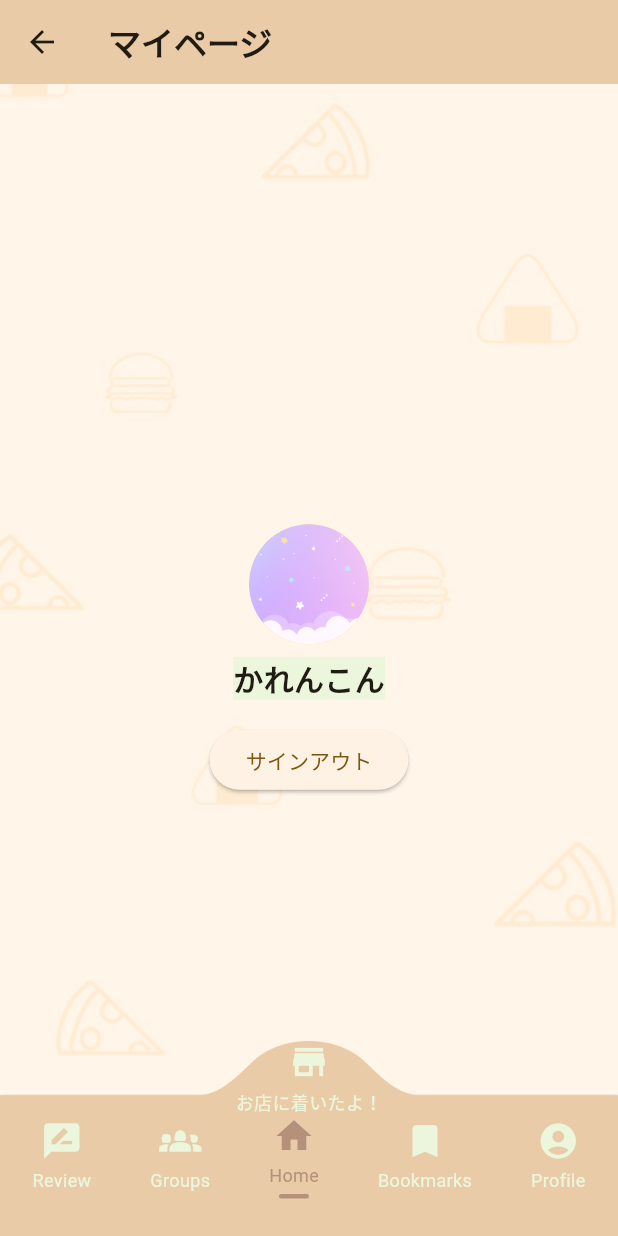
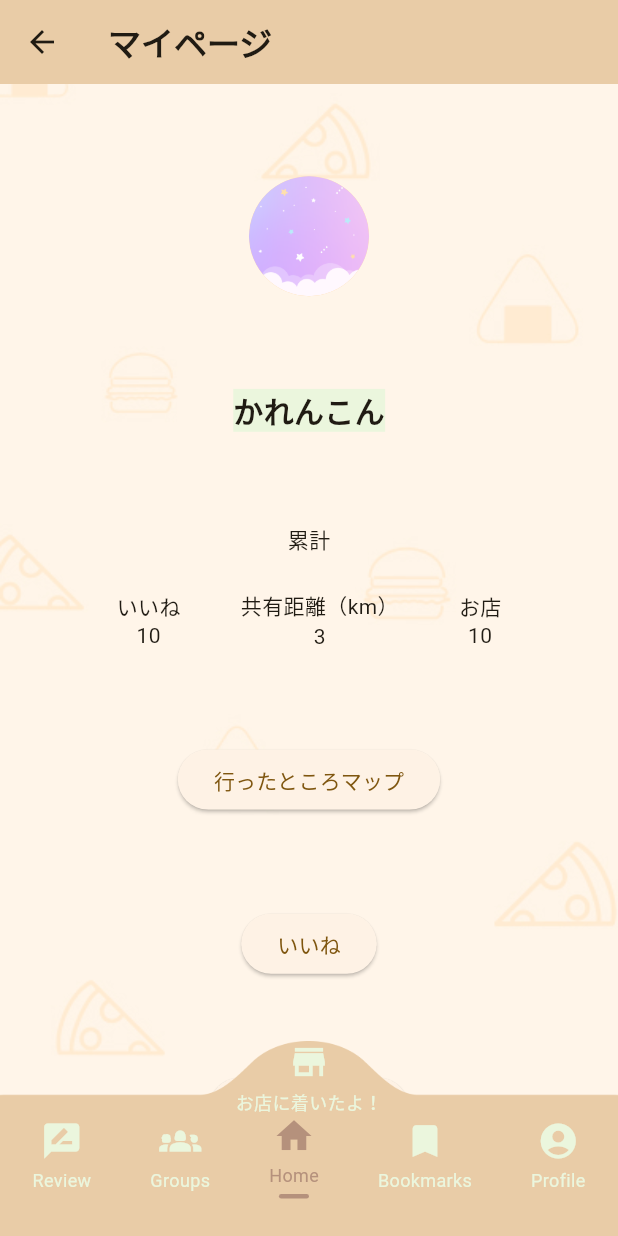
Before and after one commit to Doremifa-donuts/foodshuffle, a Flutter app: the MyPage screen opened directly, on a phone screen of 412 x 824 dp. Run offline on Flutter 3.47's test engine with Material 3 defaults, Android fonts, the phone set to English and light mode, and no system bars; our stand-ins replace appinio_swiper, flutter_riverpod, freezed_annotation; Roboto replaces fonts that are missing (uzura).

Commit message:
add マイページの表示項目追加

```diff
--- a/lib/screens/my_page.dart
+++ b/lib/screens/my_page.dart
@@ -86,15 +86,15 @@ class MyPage extends ConsumerWidget {
               Center(
                 // ユーザー情報を表示する部分
                 child: Column(
-                  mainAxisAlignment: MainAxisAlignment.center, // 中央に配置
-                  crossAxisAlignment: CrossAxisAlignment.center,
+                  mainAxisAlignment: MainAxisAlignment.spaceEvenly,
                   children: [
+                    // ユーザーアイコン
                     CircleAvatar(
                       backgroundImage: AssetImage(user.userIcon), // ユーザーアイコン画像
                       radius: 40, // アイコンの半径
                     ),
-                    const SizedBox(height: 8),
 
+                    // ユーザー名
                     Text(
                       user.name,
                       style: const TextStyle(
@@ -103,7 +103,65 @@ class MyPage extends ConsumerWidget {
                         fontSize: 20,
                       ),
                     ),
-                    const SizedBox(height: 16),
+
+                    // 累計情報
+                    Column(children: [
+                      const Text('累計'),
+                      const SizedBox(height: 24),
+                      Row(
+                        mainAxisAlignment: MainAxisAlignment.center,
+                        children: [
+                          Column(
+                            children: [
+                              const Text('いいね'),
+                              Text(user.goods.toString()),
+                            ],
+                          ),
+                          const SizedBox(width: 40),
+                          Column(
+                            children: [
+                              const Text('共有距離（km）'),
+                              Text(user.store.toString()),
+                            ],
+                          ),
+                          const SizedBox(width: 40),
+                          Column(
+                            children: [
+                              const Text('お店'),
+                              Text(user.goods.toString()),
+                            ],
+                          ),
+                        ],
+                      ),
+                    ]),
+
+                    // サインアウトボタン
+                    ElevatedButton(
+                      onPressed: () {
+                        // サインアウト後にログインページに遷移
+                        Navigator.push(
+                          context,
+                          MaterialPageRoute(
+                            builder: (context) => const LoginPage(),
+                          ),
+                        );
+                      },
+                      child: const Text('行ったところマップ'),
+                    ),
+
+                    // サインアウトボタン
+                    ElevatedButton(
+                      onPressed: () {
+                        // サインアウト後にログインページに遷移
+                        Navigator.push(
+                          context,
+                          MaterialPageRoute(
+                            builder: (context) => const LoginPage(),
+                          ),
+                        );
+                      },
+                      child: const Text('いいね'),
+                    ),
 
                     // サインアウトボタン
                     ElevatedButton(
@@ -146,5 +204,5 @@ class MyPage extends ConsumerWidget {
 // TODO 未実装
 // 真ん中寄せ
 // 累計部分
-// 名前の縁取り
+  // icon
 //　　名前変更icon
```
